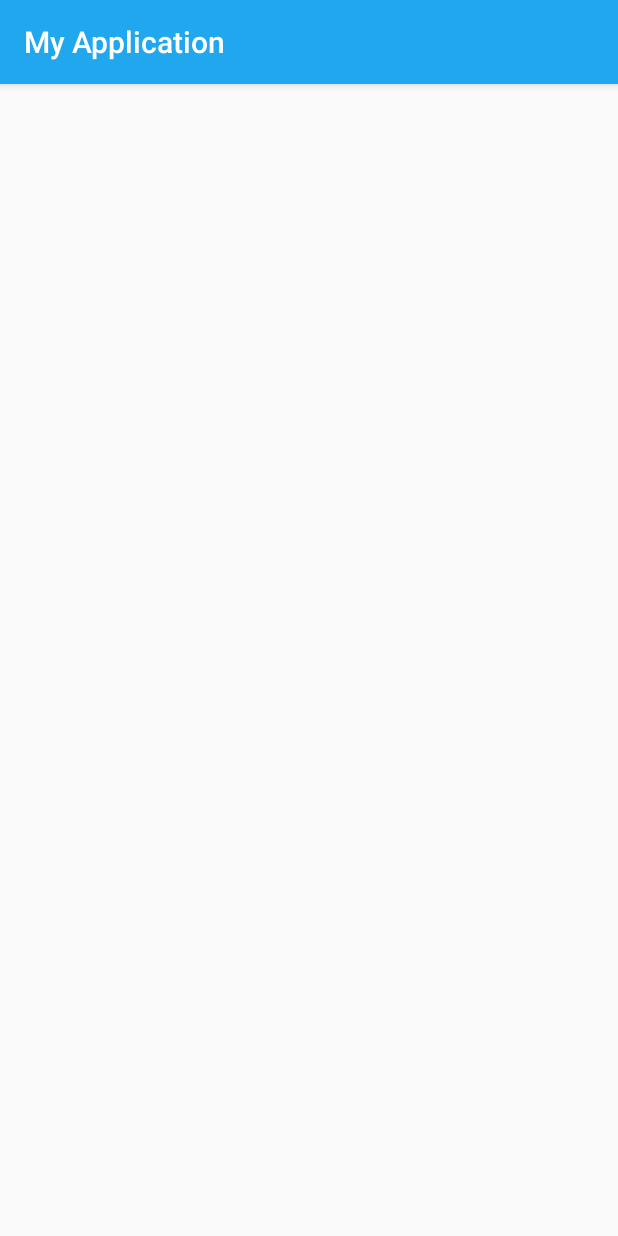
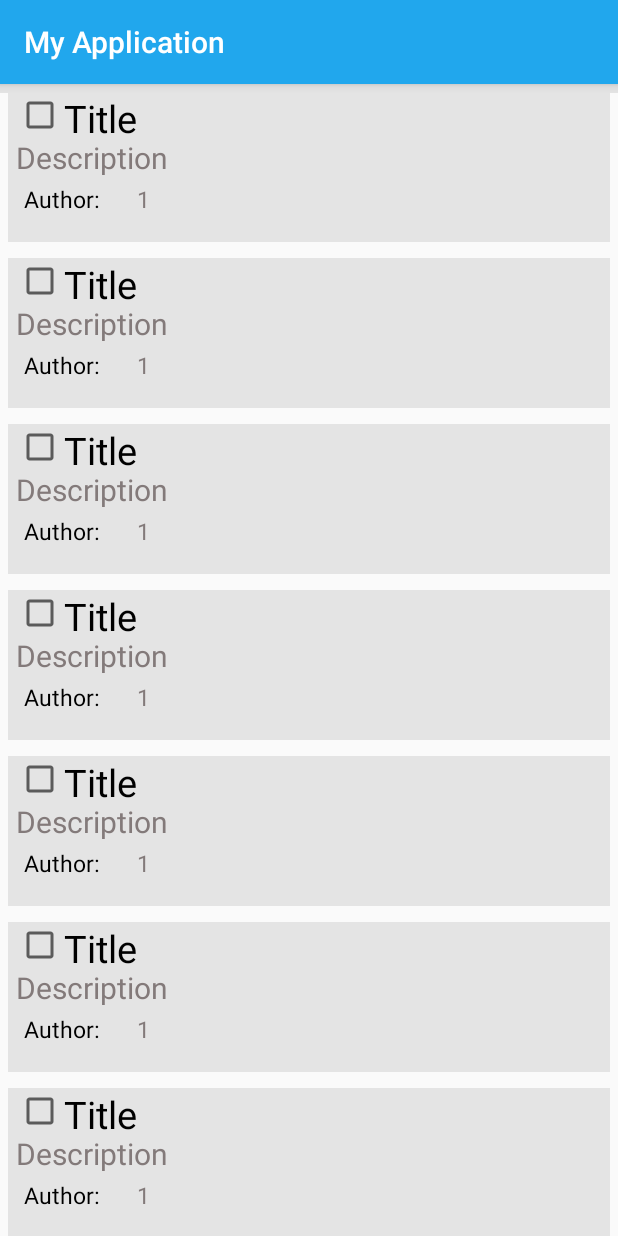
Before and after one commit to 3kybika/TP-android_project, an Android app: the TasksActivity screen opened directly, with no data from a screen before it, on a phone screen of 412 x 824 dp. Run offline under Robolectric (Android 15) with nearby library versions, the phone set to English and light mode, and no system bars.

Commit message:
Some updates: - added new Models; - added methods for task API;

```diff
--- a/app/build.gradle
+++ b/app/build.gradle
@@ -30,4 +30,6 @@ dependencies {
     implementation 'com.squareup.retrofit2:converter-gson:2.4.0'
     implementation 'com.squareup.okhttp3:okhttp-urlconnection:3.2.0'
     implementation 'com.squareup.okhttp3:logging-interceptor:3.9.1'
+    implementation 'com.android.support:cardview-v7:28.0.0-alpha3'
+    implementation 'com.android.support:recyclerview-v7:26.1.0'
 }
--- a/app/src/main/java/alex/myapplication/Activities/LoginActivity.java
+++ b/app/src/main/java/alex/myapplication/Activities/LoginActivity.java
@@ -8,12 +8,8 @@ import android.view.View;
 import android.widget.EditText;
 import android.widget.Toast;
 
-import java.net.HttpURLConnection;
-
 import alex.myapplication.R;
-import alex.myapplication.api.RetrofitClient;
 import alex.myapplication.models.LoginForm;
-import alex.myapplication.models.SignUpForm;
 import alex.myapplication.models.UserModel;
 import alex.myapplication.services.NetworkService;
 
--- a/app/src/main/java/alex/myapplication/Activities/TasksActivity.java
+++ b/app/src/main/java/alex/myapplication/Activities/TasksActivity.java
@@ -3,14 +3,23 @@ package alex.myapplication.Activities;
 import android.content.Intent;
 import android.os.Bundle;
 import android.support.v7.app.AppCompatActivity;
+import android.support.v7.widget.LinearLayoutManager;
+import android.support.v7.widget.RecyclerView;
 import android.util.Log;
 import android.widget.Toast;
 
+import alex.myapplication.Adapters.TasksAdapter;
+import alex.myapplication.R;
 import alex.myapplication.models.UserModel;
 import alex.myapplication.services.NetworkService;
+import alex.myapplication.services.TasksService;
 
 public class TasksActivity extends AppCompatActivity {
     private NetworkService networkService = NetworkService.getInstance();
+    private TasksService tasksService = TasksService.getInstance();
+
+    private RecyclerView tasksRecyclerView;
+    private TasksAdapter tasksAdapter;
 
     private NetworkService.OnUserGetListener  userListener = new NetworkService.OnUserGetListener() {
         @Override
@@ -31,9 +40,27 @@ public class TasksActivity extends AppCompatActivity {
     @Override
     protected void onCreate(Bundle savedInstanceState) {
         super.onCreate(savedInstanceState);
+        setContentView(R.layout.activity_tasks);
         // is already signed in?
         Log.d("Tasks activity", "try to sign up...");
         // ToDo: storage service!
-        networkService.getme(userListener);
+    }
+
+    @Override
+    protected void onStart() {
+        super.onStart();
+        initRecyclerView();
+        loadTasks();
+    }
+
+    private void loadTasks(){
+        tasksAdapter.setItems(tasksService.loadTasks());
+    }
+
+    private void initRecyclerView() {
+        tasksRecyclerView = findViewById(R.id.tasks_recycler_view);
+        tasksRecyclerView.setLayoutManager(new LinearLayoutManager(this));
+        tasksAdapter = new TasksAdapter();
+        tasksRecyclerView.setAdapter(tasksAdapter);
     }
 }
--- /dev/null
+++ b/app/src/main/java/alex/myapplication/Adapters/TasksAdapter.java
@@ -0,0 +1,67 @@
+package alex.myapplication.Adapters;
+
+import android.support.v7.widget.RecyclerView;
+import android.view.LayoutInflater;
+import android.view.View;
+import android.view.ViewGroup;
+import android.widget.CheckBox;
+import android.widget.TextView;
+
+import java.util.ArrayList;
+import java.util.Collection;
+import java.util.List;
+
+import alex.myapplication.R;
+import alex.myapplication.models.TaskModel;
+
+public class TasksAdapter extends RecyclerView.Adapter<TasksAdapter.TaskViewHolder> {
+
+    class TaskViewHolder extends RecyclerView.ViewHolder {
+        private CheckBox TaskTitle;
+        private TextView descriptionTextView;
+        private TextView authorTextView;
+
+        public TaskViewHolder(View itemView) {
+            super(itemView);
+            TaskTitle = itemView.findViewById(R.id.task_title);
+            descriptionTextView = itemView.findViewById(R.id.task_description);
+            authorTextView = itemView.findViewById(R.id.taskAuthor);
+        }
+
+        public void bind(TaskModel task) {
+
+            TaskTitle.setText(task.getCaption());
+            descriptionTextView.setText(task.getAbout());
+            //ToDo - real author name
+            authorTextView.setText(Integer.toString(task.getAuthorId()));
+        }
+    }
+
+    private List<TaskModel> taskList = new ArrayList<>();
+
+    @Override
+    public TaskViewHolder onCreateViewHolder(ViewGroup parent, int viewType) {
+        View view = LayoutInflater.from(parent.getContext()).inflate(R.layout.task_panel, parent, false);
+        return new TaskViewHolder(view);
+    }
+
+    @Override
+    public void onBindViewHolder(TaskViewHolder holder, int position) {
+        holder.bind(taskList.get(position));
+    }
+
+    @Override
+    public int getItemCount() {
+        return taskList.size();
+    }
+
+    public void setItems(Collection<TaskModel> tasks) {
+        taskList.addAll(tasks);
+        notifyDataSetChanged();
+    }
+
+    public void clearItems() {
+        taskList.clear();
+        notifyDataSetChanged();
+    }
+}
--- a/app/src/main/java/alex/myapplication/api/Api.java
+++ b/app/src/main/java/alex/myapplication/api/Api.java
@@ -39,4 +39,6 @@ public interface Api {
     @DELETE("deleteuser/")
     Call<ResponseBody> deleteUser();
 
+    @GET("tasks/")
+    Call<ResponseBody> getTasks();
 }
--- /dev/null
+++ b/app/src/main/java/alex/myapplication/models/TaskModel.java
@@ -0,0 +1,57 @@
+package alex.myapplication.models;
+
+public class TaskModel {
+    private int id;
+    private int author_id;
+    private String caption;
+    private String about;
+    private boolean checked;
+
+    public TaskModel(int id, int author_id, String caption, String about, boolean checked) {
+        this.id = id;
+        this.author_id = author_id;
+        this.caption = caption;
+        this.about = about;
+        this.checked = checked;
+    }
+
+    public int getId() {
+        return id;
+    }
+
+    public void setId(int id) {
+        this.id = id;
+    }
+
+    public int getAuthorId() {
+        return author_id;
+    }
+
+    public void setAuthorId(int id) {
+        this.author_id = id;
+    }
+
+    public String getCaption() {
+        return caption;
+    }
+
+    public void setCaption(String caption) {
+        this.caption = caption;
+    }
+
+    public String getAbout() {
+        return about;
+    }
+
+    public void setAbout(String about) {
+        this.about = about;
+    }
+
+    public boolean isChecked() {
+        return checked;
+    }
+
+    public void setChecked(boolean checked) {
+        this.checked = checked;
+    }
+}
--- /dev/null
+++ b/app/src/main/java/alex/myapplication/services/TasksService.java
@@ -0,0 +1,26 @@
+package alex.myapplication.services;
+
+import java.util.ArrayList;
+import java.util.Collection;
+import java.util.List;
+
+import alex.myapplication.models.TaskModel;
+
+public class TasksService {
+    private static TasksService mInstance;
+
+    public static synchronized TasksService getInstance() {
+        if (mInstance == null) {
+            mInstance = new TasksService();
+        }
+        return mInstance;
+    }
+
+    public static Collection<TaskModel> loadTasks(){
+        List<TaskModel> tasksList = new ArrayList<>();
+        for (int x = 0; x < 10; x = x + 1) {
+            tasksList.add(x, new TaskModel(x,1,"Title", "Description",false));
+        }
+        return tasksList;
+    }
+}
--- /dev/null
+++ b/app/src/main/res/layout/activity_tasks.xml
@@ -0,0 +1,22 @@
+<?xml version="1.0" encoding="utf-8"?>
+<android.support.constraint.ConstraintLayout xmlns:android="http://schemas.android.com/apk/res/android"
+    xmlns:app="http://schemas.android.com/apk/res-auto"
+    xmlns:tools="http://schemas.android.com/tools"
+    android:layout_width="match_parent"
+    android:layout_height="match_parent"
+    tools:context=".Activities.TasksActivity"
+    >
+
+
+    <View
+    android:id="@+id/delimeter_view"
+    android:layout_width="match_parent"
+    android:layout_height="6dp"
+    android:background="@color/colorFormBackground"/>
+
+    <android.support.v7.widget.RecyclerView
+        android:id="@+id/tasks_recycler_view"
+        android:layout_width="match_parent"
+        android:layout_height="match_parent"/>
+
+</android.support.constraint.ConstraintLayout>
--- /dev/null
+++ b/app/src/main/res/layout/task_panel.xml
@@ -0,0 +1,57 @@
+<?xml version="1.0" encoding="utf-8"?>
+<LinearLayout xmlns:android="http://schemas.android.com/apk/res/android"
+    android:layout_width="match_parent"
+    android:layout_height="100dp"
+    android:orientation="vertical"
+    android:layout_margin="5dp"
+    android:background="@color/colorFormBackground"
+    >
+
+        <CheckBox
+            android:id="@+id/task_title"
+            android:layout_width="match_parent"
+            android:layout_height="30dp"
+            android:textSize="25sp"
+            android:layout_marginStart="5dp"
+            android:text="Task title"
+            android:textColor="@color/mainTextColour"
+            />
+
+        <TextView
+            android:id="@+id/task_description"
+            android:layout_width="match_parent"
+            android:layout_height="25dp"
+            android:textSize="20sp"
+            android:layout_marginStart="5dp"
+            android:text="Sample description"
+            android:textColor="@color/textLightColour"
+            />
+        <LinearLayout
+            android:id="@+id/authorString"
+            android:layout_width="match_parent"
+            android:layout_height="wrap_content"
+            android:layout_margin="5dp"
+            android:background="@color/colorFormBackground"
+            android:orientation="horizontal">
+
+            <TextView
+                android:id="@+id/taskAuthorTitle"
+                android:layout_width="70dp"
+                android:layout_height="match_parent"
+                android:textSize="15sp"
+                android:layout_marginStart="5dp"
+                android:text="Author:"
+                android:textColor="@color/mainTextColour"
+                />
+            <TextView
+                android:id="@+id/taskAuthor"
+                android:layout_width="match_parent"
+                android:layout_height="100dp"
+                android:textSize="15sp"
+                android:layout_marginStart="5dp"
+                android:text="Sample Author"
+                android:textColor="@color/textLightColour"
+                />
+        </LinearLayout>
+
+</LinearLayout>
--- a/app/src/main/res/values/colors.xml
+++ b/app/src/main/res/values/colors.xml
@@ -5,4 +5,8 @@
     <color name="colorPrimaryBackground">#0886c7</color>
     <color name="colorAccent">#375290</color>
     <color name="colorFormBackground">#e4e4e4</color>
+    <color name="textLightColour">#837a7a</color>
+    <color name="mainTextColour">#000000</color>
+    <color name="colorSuccess">#00ff7f</color>
+
 </resources>
```
Also changed, not shown: app/src/main/java/alex/myapplication/Activities/MainActivity.java (+17 -8 lines), app/src/main/java/alex/myapplication/api/RetrofitClient.java (deleted, +0 -48 lines), app/src/main/java/alex/myapplication/services/NetworkService.java (+74 -0 lines), app/src/main/java/alex/myapplication/services/UserService.java (added, +22 -0 lines), app/src/main/res/layout/activity_signup.xml (deleted, +0 -18 lines).
